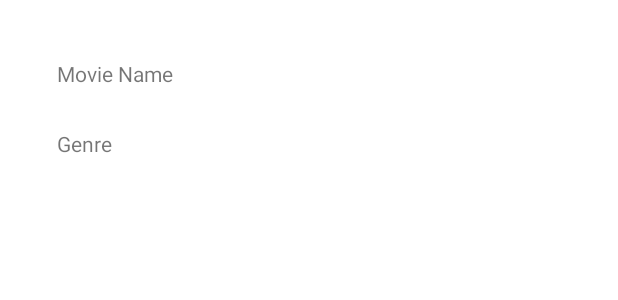
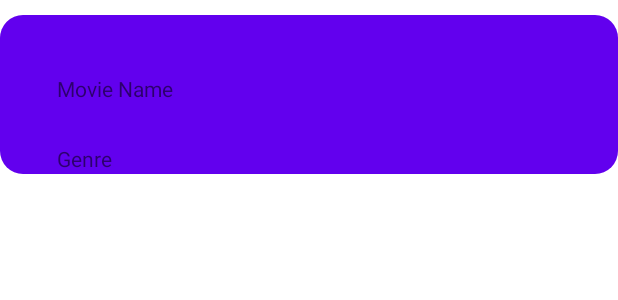
Before and after one commit to KevalPatel8899/TheCinephilia, an Android app: the layout item_movie.xml on its own in the app's theme, with its tools: preview values and no code run, on a phone screen of 412 x 824 dp. Shown: the top 300 px of the screen. Run offline under Robolectric (Android 15) with nearby library versions, the phone set to English and light mode, and no system bars.

Commit message:
Completion of recyclerView for movies

```diff
--- a/app/build.gradle
+++ b/app/build.gradle
@@ -2,6 +2,7 @@ plugins {
     id 'com.android.application'
     id 'kotlin-android'
     id 'com.google.gms.google-services'
+    id 'kotlin-android-extensions'
 }
 
 android {
@@ -47,4 +48,7 @@ dependencies {
     androidTestImplementation 'androidx.test.ext:junit:1.1.2'
     androidTestImplementation 'androidx.test.espresso:espresso-core:3.3.0'
     implementation 'com.firebaseui:firebase-ui-auth:6.4.0'
+    implementation 'com.google.firebase:firebase-firestore:22.0.1'
+    implementation 'com.google.firebase:firebase-core:18.0.0'
+    implementation 'com.firebaseui:firebase-ui-firestore:6.1.0'
 }
--- /dev/null
+++ b/app/src/main/res/drawable/myrect.xml
@@ -0,0 +1,8 @@
+<?xml version="1.0" encoding="utf-8"?>
+<!-- res/drawable/myrect.xml -->
+<!-- This code is taken from https://developer.android.com/training/material/shadows-clipping-->
+<shape xmlns:android="http://schemas.android.com/apk/res/android"
+    android:shape="rectangle">
+    <solid android:color="@color/purple_500" />
+    <corners android:radius="15dp" />
+</shape>
--- a/app/src/main/res/layout/item_movie.xml
+++ b/app/src/main/res/layout/item_movie.xml
@@ -3,7 +3,28 @@
     xmlns:app="http://schemas.android.com/apk/res-auto"
     xmlns:tools="http://schemas.android.com/tools"
     android:layout_width="match_parent"
-    android:layout_height="match_parent">
+    android:layout_height="wrap_content"
+
+    >
+
+    <LinearLayout
+        android:layout_width="0dp"
+        android:layout_height="wrap_content"
+        android:layout_marginTop="10dp"
+        android:layout_marginBottom="10dp"
+        android:orientation="vertical"
+        app:layout_constraintBottom_toBottomOf="parent"
+        app:layout_constraintEnd_toEndOf="parent"
+        app:layout_constraintStart_toStartOf="parent"
+        app:layout_constraintTop_toTopOf="parent"
+        android:elevation="2dp"
+        android:background="@drawable/myrect">
+<!-- This code is taken from https://developer.android.com/training/material/shadows-clipping-->
+
+        <LinearLayout
+            android:layout_width="match_parent"
+            android:layout_height="match_parent"
+            android:orientation="horizontal">
 
             <TextView
                 android:id="@+id/textView3"
@@ -11,18 +32,20 @@
                 android:layout_height="wrap_content"
                 android:layout_marginStart="38dp"
                 android:layout_marginTop="39dp"
-        android:text="Movie Name"
-        app:layout_constraintStart_toStartOf="parent"
-        app:layout_constraintTop_toTopOf="parent" />
+                android:text="Movie Name" />
 
             <TextView
                 android:id="@+id/textViewMovie"
                 android:layout_width="wrap_content"
                 android:layout_height="wrap_content"
                 android:layout_marginStart="46dp"
-        android:layout_marginTop="39dp"
-        app:layout_constraintStart_toEndOf="@+id/textView3"
-        app:layout_constraintTop_toTopOf="parent" />
+                android:layout_marginTop="39dp" />
+        </LinearLayout>
+
+        <LinearLayout
+            android:layout_width="match_parent"
+            android:layout_height="match_parent"
+            android:orientation="horizontal">
 
             <TextView
                 android:id="@+id/textView6"
@@ -30,16 +53,16 @@
                 android:layout_height="wrap_content"
                 android:layout_marginStart="38dp"
                 android:layout_marginTop="27dp"
-        android:text="Genre"
-        app:layout_constraintStart_toStartOf="parent"
-        app:layout_constraintTop_toBottomOf="@+id/textView3" />
+                android:text="Genre" />
 
             <TextView
                 android:id="@+id/textViewGenre"
                 android:layout_width="wrap_content"
                 android:layout_height="wrap_content"
                 android:layout_marginStart="90dp"
-        android:layout_marginTop="28dp"
-        app:layout_constraintStart_toEndOf="@+id/textView6"
-        app:layout_constraintTop_toBottomOf="@+id/textViewMovie" />
+                android:layout_marginTop="28dp" />
+        </LinearLayout>
+
+    </LinearLayout>
+
 </androidx.constraintlayout.widget.ConstraintLayout>
```
Also changed, not shown: app/src/main/java/com/example/thecinephilia/MainActivity.kt (+50 -0 lines), app/src/main/res/layout/activity_movie.xml (+26 -32 lines). Lines whose indentation alone changed are shown as unchanged.
